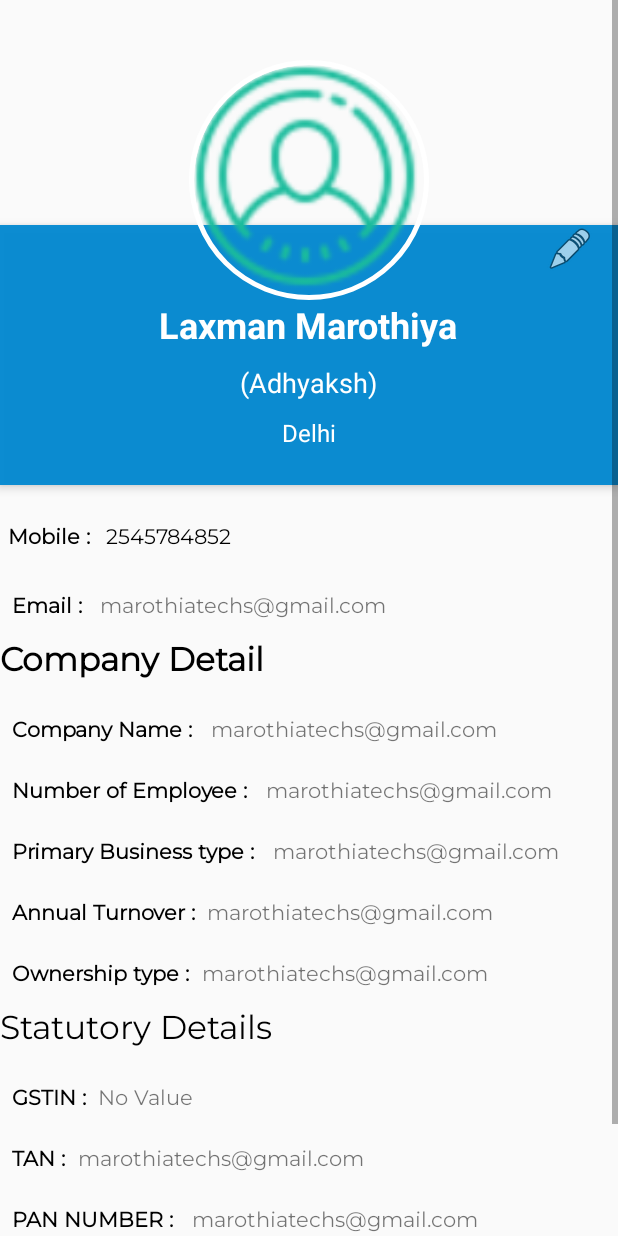
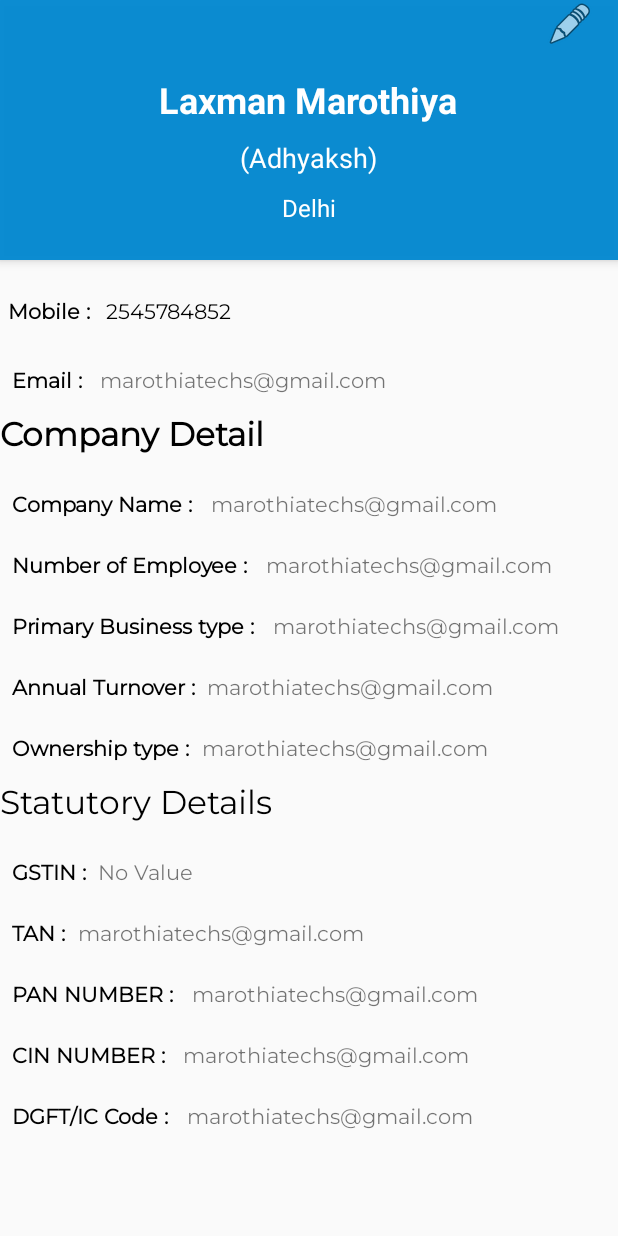
Before and after one commit to Chander-Shekhar-18/Print_India_Mart, an Android app: the layout activity_seller_profile.xml on its own in the app's theme, with its tools: preview values and no code run, on a phone screen of 412 x 824 dp. Run offline under Robolectric (Android 15) with nearby library versions, the phone set to English and light mode, and no system bars; Roboto replaces fonts that are not available here.

Commit message:
Full Code2

```diff
--- a/app/src/main/java/com/zaptas/printindiamart/startingscreen/SplashSreen.java
+++ b/app/src/main/java/com/zaptas/printindiamart/startingscreen/SplashSreen.java
@@ -21,7 +21,7 @@ public class SplashSreen extends AppCompatActivity {
             @Override
             public void run() {
                 try {
-                    sleep(3000);
+                    sleep(1000);
                 } catch (InterruptedException e) {
                     e.printStackTrace();
                 } finally {
--- a/app/src/main/res/layout/activity_seller_profile.xml
+++ b/app/src/main/res/layout/activity_seller_profile.xml
@@ -15,6 +15,7 @@
         <ImageView
             android:id="@+id/header_cover_image"
             android:layout_width="match_parent"
+            android:visibility="gone"
             android:layout_height="150dp"
             android:background="?attr/selectableItemBackgroundBorderless"
             android:scaleType="centerCrop"
@@ -25,6 +26,7 @@
             xmlns:app="http://schemas.android.com/apk/res-auto"
             android:clickable="true"
             app:civ_border_width="3dp"
+            android:visibility="gone"
             app:civ_border_color="#FFFFFFFF"
 
             android:id="@+id/profile"
```
